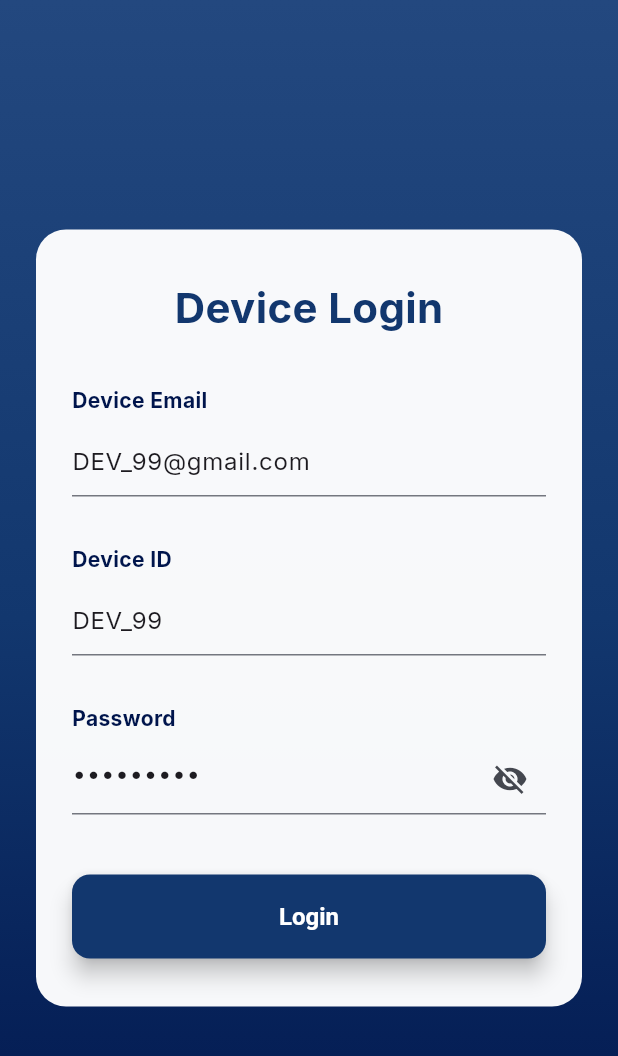
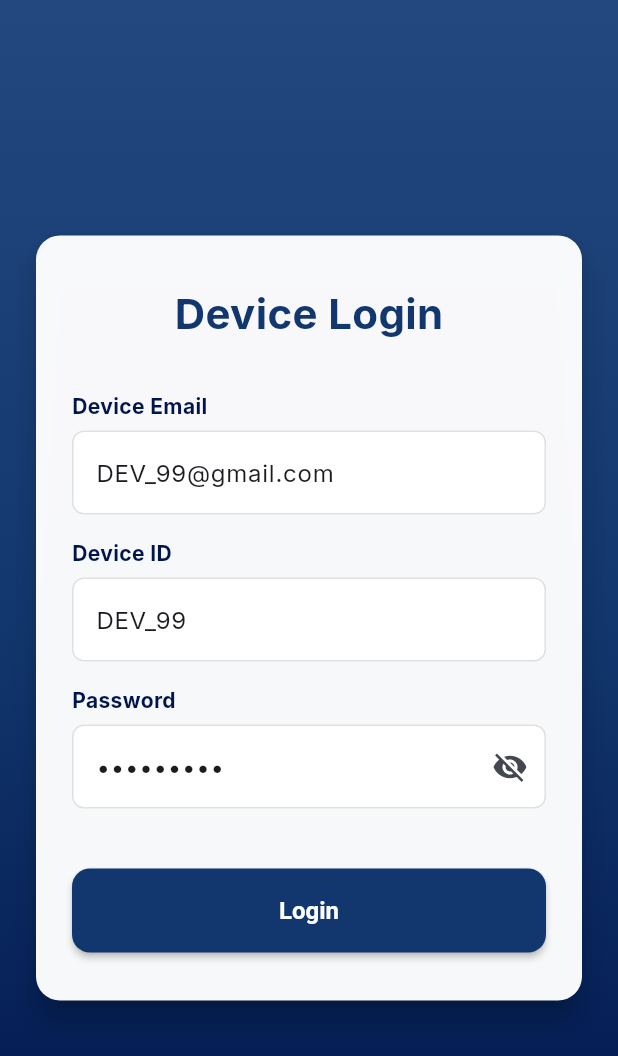
Before and after one commit to Dev-Pavithan/E_Undi, a Flutter app: the screen it shows after launch, after a tap on "Skip", on a phone screen of 412 x 824 dp. Shown: the top 1056 px of the screen. Run offline on Flutter 3.47's test engine with Material 3 defaults, Android fonts, the phone set to English and light mode, and no system bars; our stand-ins replace confetti, google_fonts, pdf, qr_flutter, shared_preferences; missing offline and left inert: dart:js; network calls fail; statements that could not run were skipped.

Commit message:
re updated

```diff
--- a/lib/screens/login_screen.dart
+++ b/lib/screens/login_screen.dart
@@ -39,14 +39,6 @@ class _LoginScreenState extends State<LoginScreen> {
         _showInstallPopup();
       });
     }
-
-    // Prevent form submission on Enter key
-    _setupFormSubmission();
-  }
-
-  void _setupFormSubmission() {
-    // This will prevent any accidental form submissions that might cause refresh
-    SystemChrome.setEnabledSystemUIMode(SystemUiMode.edgeToEdge);
   }
 
   Future<void> _checkIfAlreadyAuthenticated() async {
@@ -56,7 +48,6 @@ class _LoginScreenState extends State<LoginScreen> {
 
       if (isAuthenticated == 'true' && deviceEmail != null && deviceEmail.isNotEmpty) {
         if (mounted) {
-          // Use a delayed navigation to ensure everything is loaded
           WidgetsBinding.instance.addPostFrameCallback((_) {
             if (mounted) {
               _navigateToDonation();
@@ -70,10 +61,10 @@ class _LoginScreenState extends State<LoginScreen> {
   }
 
   void _navigateToDonation() {
-    // Clear any pending routes and navigate to donation
+    // Clear all routes and navigate to donation
     Navigator.of(context).pushNamedAndRemoveUntil(
       '/donation',
-      (Route<dynamic> route) => false, // This removes all previous routes
+      (Route<dynamic> route) => false,
     );
   }
 
@@ -85,7 +76,6 @@ class _LoginScreenState extends State<LoginScreen> {
       if (savedEmail != null && savedEmail.isNotEmpty) {
         _emailController.text = savedEmail;
       } else {
-        // Set default for testing
         _emailController.text = 'DEV_99@gmail.com';
       }
 
@@ -95,11 +85,9 @@ class _LoginScreenState extends State<LoginScreen> {
         _idController.text = 'DEV_99';
       }
 
-      // Set default password for testing
       _passwordController.text = '123456789';
     } catch (e) {
       debugPrint('Error loading saved info: $e');
-      // Set default values for testing
       _emailController.text = 'DEV_99@gmail.com';
       _idController.text = 'DEV_99';
       _passwordController.text = '123456789';
@@ -110,11 +98,9 @@ class _LoginScreenState extends State<LoginScreen> {
     setState(() {
       final email = _emailController.text.trim();
 
-      // Check if email is empty
       if (email.isEmpty) {
         _emailError = 'Device email is required';
       }
-      // Check if it's a valid email format
       else if (!email.contains('@') || !email.contains('.')) {
         _emailError = 'Please enter a valid email address (e.g., DEV_99@gmail.com)';
       }
@@ -124,7 +110,6 @@ class _LoginScreenState extends State<LoginScreen> {
 
       _idError = _idController.text.isEmpty ? 'Device ID is required' : null;
 
-      // Check password length
       if (_passwordController.text.isEmpty) {
         _passwordError = 'Password is required';
       } else if (_passwordController.text.length < 6) {
@@ -137,10 +122,10 @@ class _LoginScreenState extends State<LoginScreen> {
   }
 
   Future<void> _handleLogin() async {
-    if (!_validate()) return;
-
     // Prevent multiple submissions
     if (_isLoading) return;
+
+    if (!_validate()) return;
 
     setState(() => _isLoading = true);
 
@@ -170,7 +155,6 @@ class _LoginScreenState extends State<LoginScreen> {
         throw Exception('Invalid response from server');
       }
 
-      // Extract with null safety
       final deviceEmail = deviceData['device_email'] as String?;
       final deviceIdResponse = deviceData['device_id'] as String?;
       final comCode = deviceData['com_code'] as String?;
@@ -182,7 +166,6 @@ class _LoginScreenState extends State<LoginScreen> {
       }
 
       debugPrint('Login successful for device: $deviceEmail');
-      debugPrint('Device status: $deviceStatus, Invoice availability: $invoiceAvailable');
 
       // Store all authentication data
       await StorageService.setCookie('device_email', deviceEmail);
@@ -212,11 +195,10 @@ class _LoginScreenState extends State<LoginScreen> {
 
       // Handle navigation after successful login
       if (mounted) {
-        // Add a small delay to show the success message
-        await Future.delayed(const Duration(milliseconds: 800));
+        // Small delay to show the success message
+        await Future.delayed(const Duration(milliseconds: 500));
 
         if (mounted) {
-          // Check if PWA is already installed
           bool installed = false;
           try {
             installed = isPWAInstalled();
@@ -228,7 +210,6 @@ class _LoginScreenState extends State<LoginScreen> {
             _hasShownInstallDialog = true;
             _showInstallPopup();
           } else {
-            // Use pushNamedAndRemoveUntil to prevent going back to login
             _navigateToDonation();
           }
         }
@@ -238,7 +219,6 @@ class _LoginScreenState extends State<LoginScreen> {
       if (mounted) {
         String errorMessage = e.toString().replaceAll('Exception:', '').trim();
 
-        // Provide user-friendly error messages
         if (errorMessage.contains('device email') && errorMessage.contains('valid email')) {
           errorMessage = 'Please enter a valid email address (e.g., DEV_99@gmail.com)';
         } else if (errorMessage.contains('Validation failed')) {
@@ -269,7 +249,6 @@ class _LoginScreenState extends State<LoginScreen> {
             backgroundColor: Colors.orange,
           ),
         );
-        // Still navigate even if install isn't ready
         if (mounted) {
           Navigator.pop(context);
           _navigateToDonation();
@@ -380,7 +359,11 @@ class _LoginScreenState extends State<LoginScreen> {
 
   @override
   Widget build(BuildContext context) {
-    return Container(
+    return GestureDetector(
+      onTap: () {
+        FocusScope.of(context).unfocus();
+      },
+      child: Container(
         decoration: const BoxDecoration(gradient: AppTheme.coreGradient),
         child: Scaffold(
           backgroundColor: Colors.transparent,
@@ -390,10 +373,15 @@ class _LoginScreenState extends State<LoginScreen> {
               child: Container(
                 constraints: const BoxConstraints(maxWidth: 560),
                 child: Card(
+                  elevation: 8,
+                  shape: RoundedRectangleBorder(
+                    borderRadius: BorderRadius.circular(16),
+                  ),
                   child: Padding(
                     padding: const EdgeInsets.symmetric(
                         horizontal: 24, vertical: 32),
                     child: _buildLoginForm(),
+                  ),
                 ),
               ),
             ),
@@ -422,21 +410,31 @@ class _LoginScreenState extends State<LoginScreen> {
           hint: 'Enter device email (e.g., DEV_99@gmail.com)',
           errorText: _emailError,
           keyboardType: TextInputType.emailAddress,
+          textInputAction: TextInputAction.next,
+          onSubmitted: (_) {
+            FocusScope.of(context).nextFocus();
+          },
         ),
-        const SizedBox(height: 16),
         InputBox(
           label: 'Device ID',
           controller: _idController,
           hint: 'Enter device ID',
           errorText: _idError,
+          textInputAction: TextInputAction.next,
+          onSubmitted: (_) {
+            FocusScope.of(context).nextFocus();
+          },
         ),
-        const SizedBox(height: 16),
         InputBox(
           label: 'Password',
           controller: _passwordController,
           hint: 'Enter password',
           errorText: _passwordError,
           isPassword: !_showPassword,
+          textInputAction: TextInputAction.done,
+          onSubmitted: (_) {
+            _handleLogin();
+          },
           suffixIcon: IconButton(
             icon: Icon(
                 _showPassword ? Icons.visibility : Icons.visibility_off),
@@ -455,6 +453,7 @@ class _LoginScreenState extends State<LoginScreen> {
               shape: RoundedRectangleBorder(
                 borderRadius: BorderRadius.circular(12),
               ),
+              elevation: 2,
             ),
             child: _isLoading
                 ? const CircularProgressIndicator(color: Colors.white)
--- a/lib/widgets/input_box.dart
+++ b/lib/widgets/input_box.dart
@@ -9,6 +9,8 @@ class InputBox extends StatelessWidget {
   final Widget? suffixIcon;
   final TextInputType keyboardType;
   final ValueChanged<String>? onChanged;
+  final TextInputAction? textInputAction;
+  final ValueChanged<String>? onSubmitted;
 
   const InputBox({
     super.key,
@@ -20,6 +22,8 @@ class InputBox extends StatelessWidget {
     this.suffixIcon,
     this.keyboardType = TextInputType.text,
     this.onChanged,
+    this.textInputAction,
+    this.onSubmitted,
   });
 
   @override
@@ -42,10 +46,30 @@ class InputBox extends StatelessWidget {
           keyboardType: keyboardType,
           style: const TextStyle(fontSize: 16),
           onChanged: onChanged,
+          textInputAction: textInputAction,
+          onSubmitted: onSubmitted,
           decoration: InputDecoration(
             hintText: hint,
             errorText: errorText,
             suffixIcon: suffixIcon,
+            border: OutlineInputBorder(
+              borderRadius: BorderRadius.circular(8),
+              borderSide: BorderSide(color: Colors.grey.shade300),
+            ),
+            enabledBorder: OutlineInputBorder(
+              borderRadius: BorderRadius.circular(8),
+              borderSide: BorderSide(color: Colors.grey.shade300),
+            ),
+            focusedBorder: OutlineInputBorder(
+              borderRadius: BorderRadius.circular(8),
+              borderSide: const BorderSide(color: Color(0xFF12376E), width: 2),
+            ),
+            errorBorder: OutlineInputBorder(
+              borderRadius: BorderRadius.circular(8),
+              borderSide: const BorderSide(color: Colors.red),
+            ),
+            filled: true,
+            fillColor: Colors.white,
           ),
         ),
         const SizedBox(height: 16),
```
Also changed, not shown: 2 other files. Lines whose indentation alone changed are shown as unchanged.
